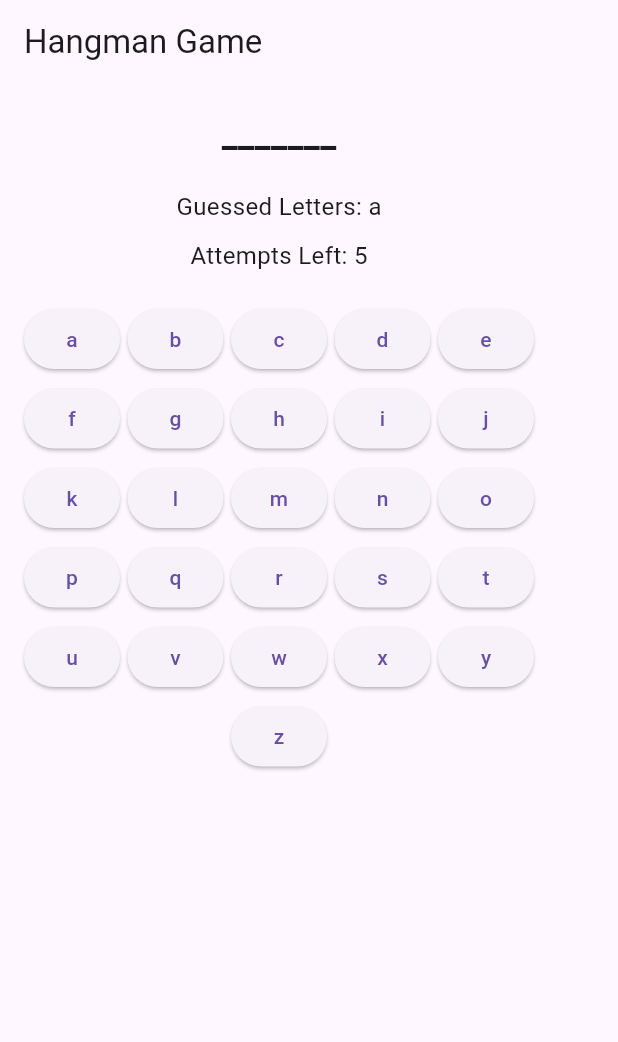
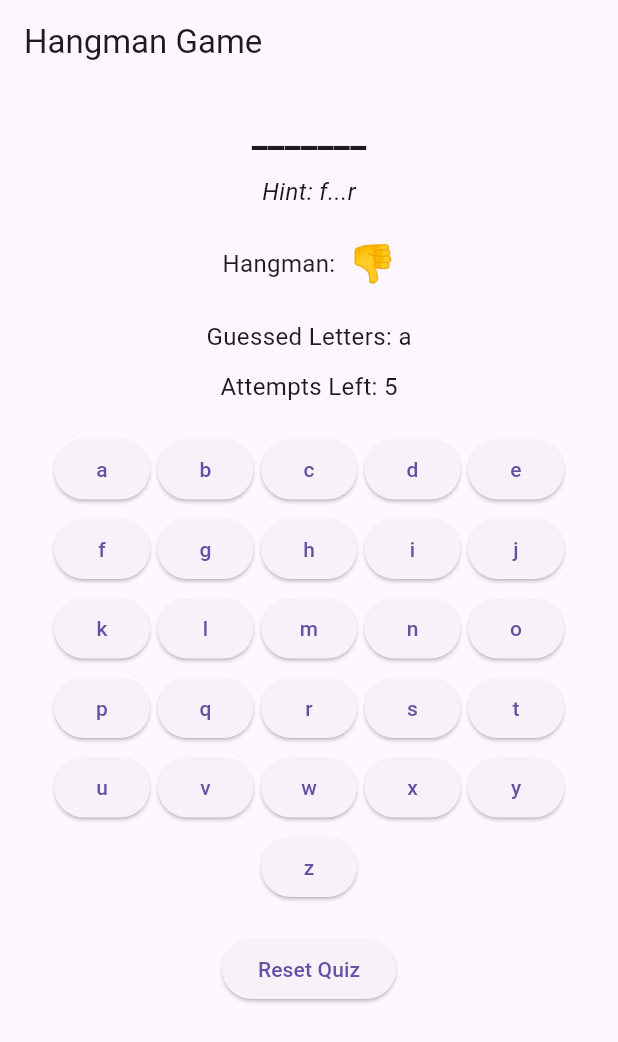
Before and after one commit to abhinav086/hangman, a Flutter app: the screen it shows after launch, after a tap on an icon or button, on a phone screen of 412 x 824 dp. Shown: the top 1042 px of the screen. Run offline on Flutter 3.47's test engine with Material 3 defaults, Android fonts, the phone set to English and light mode, and no system bars.

Commit message:
hangman game complete

```diff
--- a/lib/hangman_ui.dart
+++ b/lib/hangman_ui.dart
@@ -8,10 +8,11 @@ class HangmanUI extends StatefulWidget {
 }
 
 class _HangmanUIState extends State<HangmanUI> {
-  String secretWord = "flutter"; // Change this to your desired word
+  String secretWord = "flutter"; // Initial word, change this to your desired word
   String displayedWord = "";
   List<String> guessedLetters = [];
   int attemptsLeft = 6;
+  bool isHangmanFlying = false;
 
   @override
   void initState() {
@@ -36,18 +37,62 @@ class _HangmanUIState extends State<HangmanUI> {
                   displayedWord.substring(i + 1);
             }
           }
+          isHangmanFlying = true; // Hangman is flying on correct guess
         } else {
           attemptsLeft--;
+          isHangmanFlying = false; // Hangman crashes on wrong guess
         }
       });
     }
 
-    if (attemptsLeft == 0) {
-      // If attempts run out, reveal the correct word
+    if (attemptsLeft == 0 || displayedWord == secretWord) {
+      // If attempts run out or correct word is guessed
       setState(() {
         displayedWord = secretWord;
       });
+
+      // Display dialog based on game result
+      showDialog(
+        context: context,
+        builder: (context) {
+          return AlertDialog(
+            title: Text(attemptsLeft == 0 ? 'You Lose!' : 'You Win!'),
+            content: Text(
+              attemptsLeft == 0
+                  ? 'Sorry! You ran out of attempts. Better luck next time!'
+                  : 'Congratulations! You guessed the word.',
+            ),
+            actions: [
+              TextButton(
+                onPressed: () {
+                  Navigator.of(context).pop();
+                  resetQuiz();
+                },
+                child: Text('Play Again'),
+              ),
+            ],
+          );
+        },
+      );
     }
+  }
+
+  void resetQuiz() {
+    setState(() {
+      secretWord = _getNewWord(); // Change this to your desired method for getting a new word
+      displayedWord = "";
+      guessedLetters = [];
+      attemptsLeft = 6;
+      isHangmanFlying = false; // Reset hangman status
+      initializeDisplayedWord();
+    });
+  }
+
+  String _getNewWord() {
+    // Replace this with your logic to get a new word
+    // For simplicity, a list of words is used here.
+    List<String> wordList = ["flutter", "dart", "widget", "mobile", "app"];
+    return wordList[DateTime.now().millisecondsSinceEpoch % wordList.length];
   }
 
   @override
@@ -64,6 +109,31 @@ class _HangmanUIState extends State<HangmanUI> {
             Text(
               displayedWord,
               style: TextStyle(fontSize: 24, fontWeight: FontWeight.bold),
+            ),
+            SizedBox(height: 10),
+            Row(
+              mainAxisAlignment: MainAxisAlignment.center,
+              children: [
+                Text(
+                  'Hint: ${secretWord.isNotEmpty ? '${secretWord[0]}...${secretWord[secretWord.length - 1]}' : ''}',
+                  style: TextStyle(fontSize: 16, fontStyle: FontStyle.italic),
+                ),
+              ],
+            ),
+            SizedBox(height: 20),
+            Row(
+              mainAxisAlignment: MainAxisAlignment.center,
+              children: [
+                Text(
+                  'Hangman:',
+                  style: TextStyle(fontSize: 16),
+                ),
+                SizedBox(width: 10),
+                Text(
+                  isHangmanFlying ? '👍' : '👎',
+                  style: TextStyle(fontSize: 24),
+                ),
+              ],
             ),
             SizedBox(height: 20),
             Text(
@@ -93,6 +163,13 @@ class _HangmanUIState extends State<HangmanUI> {
                 },
               ),
             ),
+            SizedBox(height: 20),
+            ElevatedButton(
+              onPressed: () {
+                resetQuiz();
+              },
+              child: Text('Reset Quiz'),
+            ),
           ],
         ),
       ),
--- a/lib/main.dart
+++ b/lib/main.dart
@@ -1,3 +1,4 @@
+// main.dart
 
 import 'package:flutter/material.dart';
 import 'hangman_ui.dart';
```
Also changed, not shown: lib/assets/crashed_hangman.png (added), lib/assets/flying_hangman.png (added).
